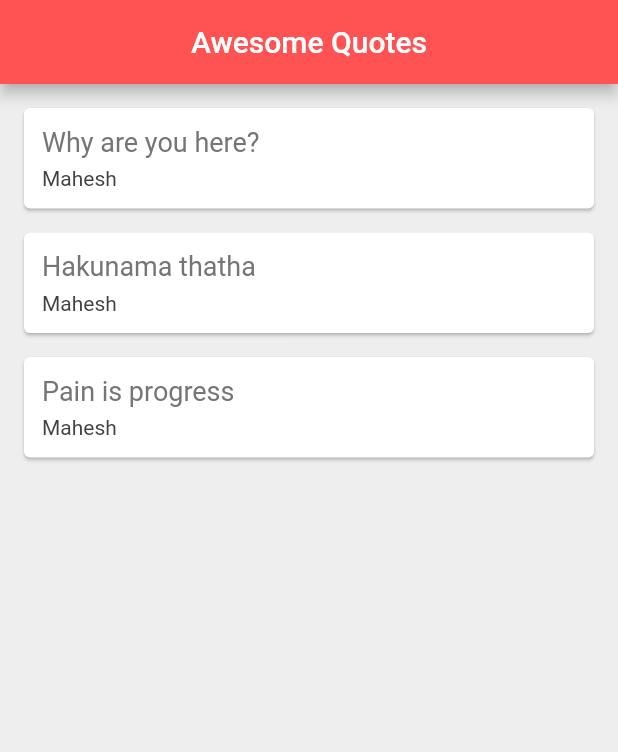
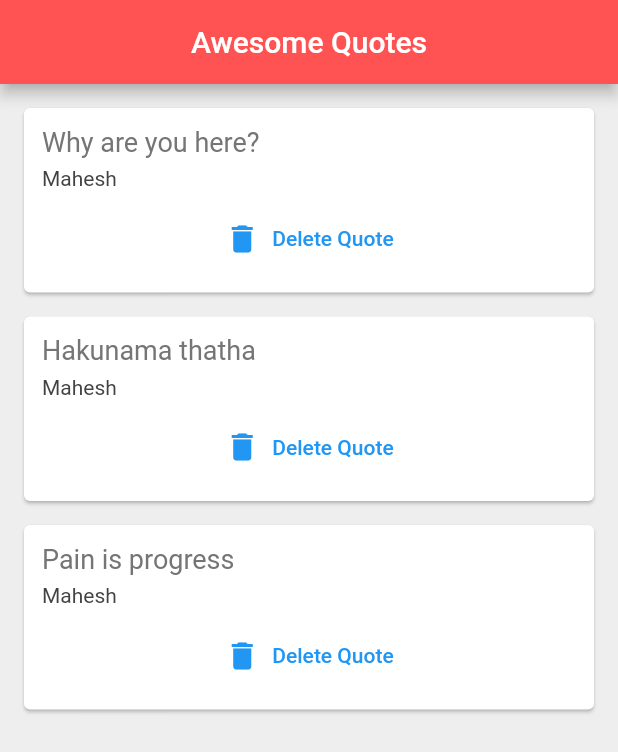
Before and after one commit to mah35h95/first_flutter, a Flutter app: the screen it shows after launch, on a phone screen of 412 x 824 dp. Shown: the top 752 px of the screen. Run offline on Flutter 3.47's test engine with Material 2 defaults, Android fonts, the phone set to English and light mode, and no system bars.

Commit message:
List app with delete

```diff
--- a/lib/main.dart
+++ b/lib/main.dart
@@ -1,5 +1,6 @@
 import 'package:flutter/material.dart';
 import 'quote.dart';
+import 'quote_card.dart';
 
 void main() => runApp(MaterialApp(
       home: QuoteList(),
@@ -19,10 +20,6 @@ class _QuoteListState extends State<QuoteList> {
     Quote(text: 'Pain is progress', author: 'Mahesh'),
   ];
 
-  Widget quoteTemplate(quote) {
-    return QuoteCard(quote: quote);
-  }
-
   @override
   Widget build(BuildContext context) {
     return Scaffold(
@@ -33,40 +30,16 @@ class _QuoteListState extends State<QuoteList> {
         backgroundColor: Colors.redAccent,
       ),
       body: Column(
-        children: quotes.map((quote) => quoteTemplate(quote)).toList(),
+        children: quotes
+            .map((quote) => QuoteCard(
+                quote: quote,
+                delete: () {
+                  setState(() {
+                    quotes.remove(quote);
+                  });
+                }))
+            .toList(),
       ),
     );
   }
 }
-
-class QuoteCard extends StatelessWidget {
-
-  final Quote quote;
-  QuoteCard({required this.quote});
-
-  @override
-  Widget build(BuildContext context) {
-    return Card(
-      margin: EdgeInsets.fromLTRB(16, 16, 16, 0),
-      child: Padding(
-        padding: const EdgeInsets.all(12.0),
-        child: Column(
-          crossAxisAlignment: CrossAxisAlignment.stretch,
-          children: <Widget>[
-            Text(
-              quote.text,
-              style: TextStyle(fontSize: 18, color: Colors.grey[600]),
-            ),
-            SizedBox(
-              height: 6,
-            ),
-            Text(
-              quote.author,
-              style: TextStyle(fontSize: 14, color: Colors.grey[800]),
-            )
-          ],
-        ),
-      ),
-    );
-  }
-}
--- /dev/null
+++ b/lib/quote_card.dart
@@ -0,0 +1,40 @@
+import 'package:flutter/material.dart';
+import 'quote.dart';
+
+class QuoteCard extends StatelessWidget {
+  final Quote quote;
+  final VoidCallback  delete;
+  QuoteCard({required this.quote, required this.delete});
+
+  @override
+  Widget build(BuildContext context) {
+    return Card(
+      margin: EdgeInsets.fromLTRB(16, 16, 16, 0),
+      child: Padding(
+        padding: const EdgeInsets.all(12.0),
+        child: Column(
+          crossAxisAlignment: CrossAxisAlignment.stretch,
+          children: <Widget>[
+            Text(
+              quote.text,
+              style: TextStyle(fontSize: 18, color: Colors.grey[600]),
+            ),
+            SizedBox(
+              height: 6,
+            ),
+            Text(
+              quote.author,
+              style: TextStyle(fontSize: 14, color: Colors.grey[800]),
+            ),
+            SizedBox(height: 8),
+            TextButton.icon(
+              icon: Icon(Icons.delete),
+              label: Text('Delete Quote'),
+              onPressed: delete,
+            )
+          ],
+        ),
+      ),
+    );
+  }
+}
```
